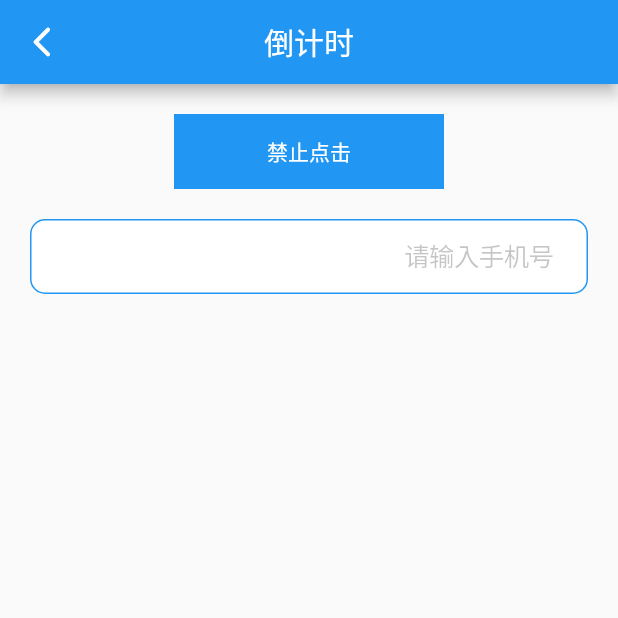
After one commit to iTwoFlutter/widgets, a Flutter app: the CountDownPage screen opened directly, on a phone screen of 412 x 824 dp, the top half of it. The commit adds this screen. Run offline on Flutter 3.47's test engine with Material 2 defaults, Android fonts, the phone set to English and light mode, and no system bars.

Commit message:
获取验证码控件

```diff
--- a/lib/main.dart
+++ b/lib/main.dart
@@ -3,6 +3,7 @@ import 'dart:io';
 import 'package:flutter/cupertino.dart';
 import 'package:flutter/material.dart';
 import 'package:flutter/services.dart';
+import 'package:flutter_widgets/page/page_count_down.dart';
 import 'package:flutter_widgets/page/page_sku.dart';
 
 void main() {
@@ -35,6 +36,8 @@ class _Home extends StatelessWidget {
             children: [
               Padding(padding: EdgeInsets.symmetric(vertical: 15)),
               CupertinoButton(child: Text("Sku"), onPressed: () => Navigator.push(context, MaterialPageRoute(builder: (ctx) => SkuPage())), color: Colors.blue),
+              Padding(padding: EdgeInsets.symmetric(vertical: 15)),
+              CupertinoButton(child: Text("倒计时"), onPressed: () => Navigator.push(context, MaterialPageRoute(builder: (ctx) => CountDownPage())), color: Colors.blue),
             ],
           ),
         ),
--- /dev/null
+++ b/lib/page/page_count_down.dart
@@ -0,0 +1,53 @@
+/// 倒计时的 widget
+
+import 'package:flutter/cupertino.dart';
+import 'package:flutter/material.dart';
+import 'package:flutter_widgets/widgets/widget_count_down.dart';
+
+class CountDownPage extends StatefulWidget {
+  @override
+  _CountDownPageState createState() => _CountDownPageState();
+}
+
+class _CountDownPageState extends State<CountDownPage> {
+  TextEditingController _controller = TextEditingController();
+  var _countDownEnable = false;
+  @override
+  Widget build(BuildContext context) {
+    return Scaffold(appBar: AppBar(title: Text("倒计时")),body: Container(
+      width: double.infinity,
+      height: double.infinity,
+      child: Column(
+        mainAxisSize: MainAxisSize.min,
+        crossAxisAlignment: CrossAxisAlignment.center,
+        children: [
+          Padding(padding: EdgeInsets.symmetric(horizontal: 15)),
+          Container(margin: EdgeInsets.only(top: 20), alignment: Alignment.center, child: _buildCustomCountDown),
+          Padding(padding: EdgeInsets.symmetric(horizontal: 15)),
+          Container(
+            margin: EdgeInsets.all(20),
+            height: 50,
+            padding: EdgeInsets.only(left: 15,right: 15),
+            decoration: ShapeDecoration(color: Colors.white, shape: OutlineInputBorder( borderSide: BorderSide(color: Colors.blue), borderRadius: BorderRadius.all(Radius.circular(10)))),
+            alignment: Alignment.center,
+            child: CupertinoTextField(
+              decoration: BoxDecoration(color: Colors.transparent),
+              placeholder:"请输入手机号",
+              textAlign: TextAlign.end,
+              controller: _controller,
+              onChanged: (s) => setState(() => _countDownEnable = (s?.length ?? 0) >= 5),
+            ),
+          ),
+        ],
+      ),
+
+    ));
+  }
+  Widget get _buildCustomCountDown => CustomCountDown(
+    startChild: (c, i) => Container(width: 180, height: 50, color: Colors.blue, alignment: Alignment.center, child: Text("获取验证码",style: TextStyle(color: Colors.white),)),
+    endChild: (c, i) => Container(width: 180, height: 50, color: Colors.blue, alignment: Alignment.center, child: Text("重新验证码",style: TextStyle(color: Colors.white),)),
+    processChild: (c, i) => Container(width: 180, height: 50, color: Colors.blue, alignment: Alignment.center, child: Text("倒计时 $i 秒",style: TextStyle(color: Colors.white),)),
+    disableChild: (c, i) => Container(width: 180, height: 50, color: Colors.blue, alignment: Alignment.center, child: Text("禁止点击",style: TextStyle(color: Colors.white),)),
+    clickEnable: _countDownEnable,
+  );
+}
--- /dev/null
+++ b/lib/widgets/widget_count_down.dart
@@ -0,0 +1,74 @@
+import 'dart:async';
+
+import 'package:flutter/cupertino.dart';
+
+/// 倒计时的 text
+
+typedef CountDownWidgetBuilder = Widget Function(BuildContext context, int tick);
+
+class CustomCountDown extends StatefulWidget {
+  final CountDownWidgetBuilder startChild; //开始的 widget
+  final CountDownWidgetBuilder endChild; //结束的 widget
+  final CountDownWidgetBuilder processChild; //进行中的 widget
+  final CountDownWidgetBuilder disableChild;
+  bool clickEnable; //是否允许开始倒计时
+  int count; //总时间，默认60
+
+  CustomCountDown({
+    @required this.startChild,
+    this.endChild,
+    this.processChild,
+    this.disableChild,
+    this.clickEnable = true,
+    this.count = 60,
+  });
+
+  @override
+  _CustomCountDownState createState() => _CustomCountDownState();
+}
+
+class _CustomCountDownState extends State<CustomCountDown> {
+  var _countStreamController = StreamController<int>();
+  Timer timer;
+
+  @override
+  Widget build(BuildContext context) {
+    return StreamBuilder<int>(
+      stream: _countStreamController.stream,
+      initialData: 0,
+      builder: (context, snapshot) => _buildWidget(context, snapshot),
+    );
+  }
+
+  Widget _buildWidget(BuildContext context, AsyncSnapshot<int> snapshot) {
+    var tick = snapshot.data;
+    if (tick > 0 && tick < widget.count) return widget.processChild.call(context, widget.count - tick);
+    if (!widget.clickEnable) {
+      return widget.disableChild?.call(context, tick) ?? widget.startChild.call(context, tick);
+    }
+    if (tick >= widget.count) return GestureDetector(behavior: HitTestBehavior.translucent, onTap: _onTop, child: widget.endChild.call(context, tick));
+    var widgetStart = widget.startChild.call(context, tick);
+    return GestureDetector(behavior: HitTestBehavior.translucent, onTap: _onTop, child: widgetStart);
+  }
+
+  _onTop() {
+    if (timer != null && !timer.isActive) timer = null;
+    if (!widget.clickEnable) return;
+    if (timer == null) {
+      timer = Timer.periodic(Duration(seconds: 1), (timer) {
+        var tick = timer.tick;
+        _countStreamController.sink.add(tick);
+        if (tick >= widget.count) {
+          timer.cancel();
+        }
+      });
+    }
+  }
+
+  @override
+  void dispose() {
+    super.dispose();
+    _countStreamController?.close();
+    timer?.cancel();
+  }
+}
```
Also changed, not shown: png/count_down.gif (added), 1 other file.
